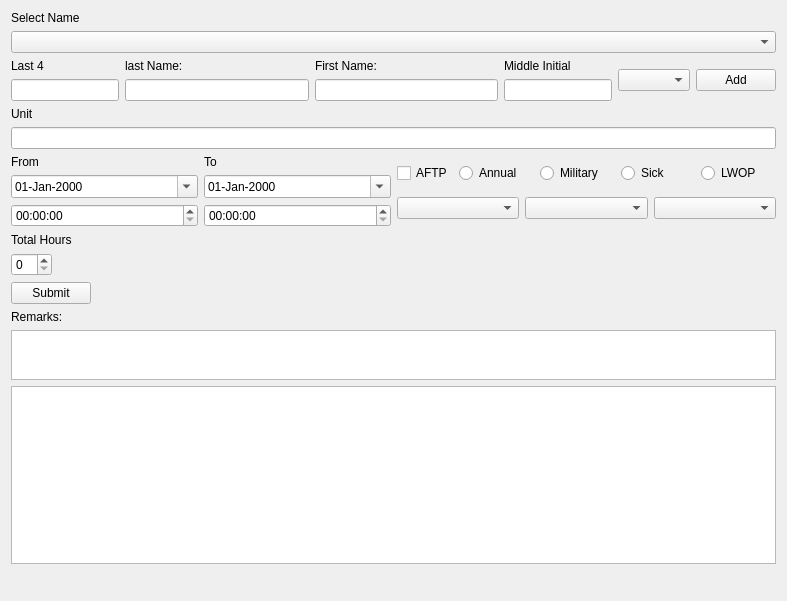
Before: the Qt Designer form Gui.ui in rhaejr/LeaveFormFiller, drawn with Qt 5.
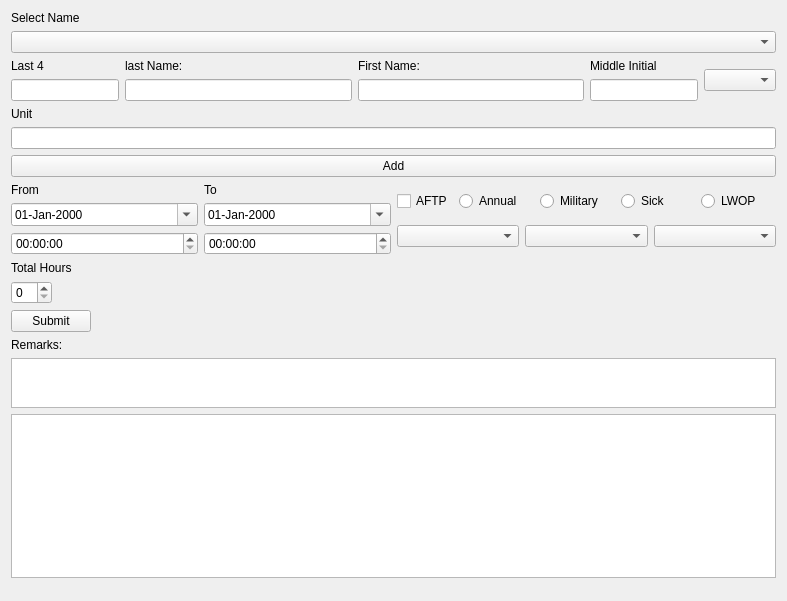
After: the same form once the commit is applied.

What changed in the file:
```diff
--- a/Gui.ui
+++ b/Gui.ui
@@ -113,13 +113,6 @@
        <item>
         <widget class="QComboBox" name="grade_drop"/>
        </item>
-       <item>
-        <widget class="QPushButton" name="add_submit_btn">
-         <property name="text">
-          <string>Add</string>
-         </property>
-        </widget>
-       </item>
       </layout>
      </item>
      <item>
@@ -132,6 +125,13 @@
      <item>
       <widget class="QLineEdit" name="unit_edit"/>
      </item>
+     <item>
+      <widget class="QPushButton" name="add_submit_btn">
+       <property name="text">
+        <string>Add</string>
+       </property>
+      </widget>
+     </item>
     </layout>
    </item>
    <item>
```
